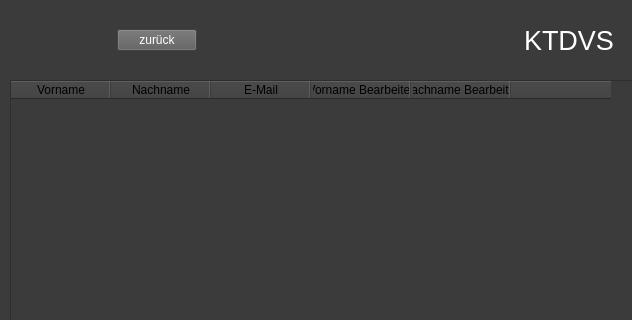
The window that KTDVS/KTDVS/view_versionsverlauf.ui (SimonRuttmann/ClassReunionSoftware) describes before a commit, drawn with Qt 5; both pictures show x 0 to 632 and y 0 to 320 of the 1080 by 720 pixel window.
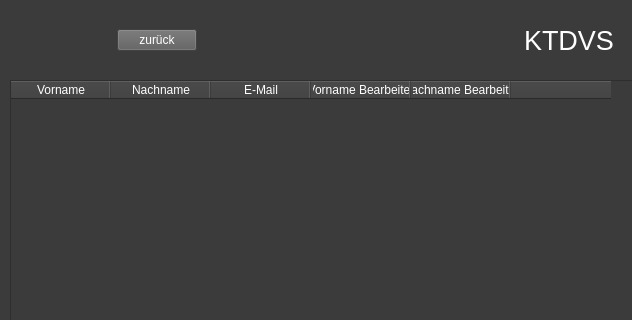
The same window after the commit. Icons and pictures are not drawn.

What changed in the file:
```diff
--- a/KTDVS/KTDVS/view_versionsverlauf.ui
+++ b/KTDVS/KTDVS/view_versionsverlauf.ui
@@ -215,10 +215,14 @@
       </property>
       <property name="styleSheet">
        <string notr="true">QTableWidget{
-	
 	alternate-background-color: rgb(59, 59, 59);
 	color: rgb(255, 255, 255);
 	background-color: rgb(59, 59, 59);
+}
+
+QHeaderView::section {
+	color: rgb(255, 255, 255);
+	background-color: rgb(59, 59, 59);
 }</string>
       </property>
       <property name="editTriggers">
```
